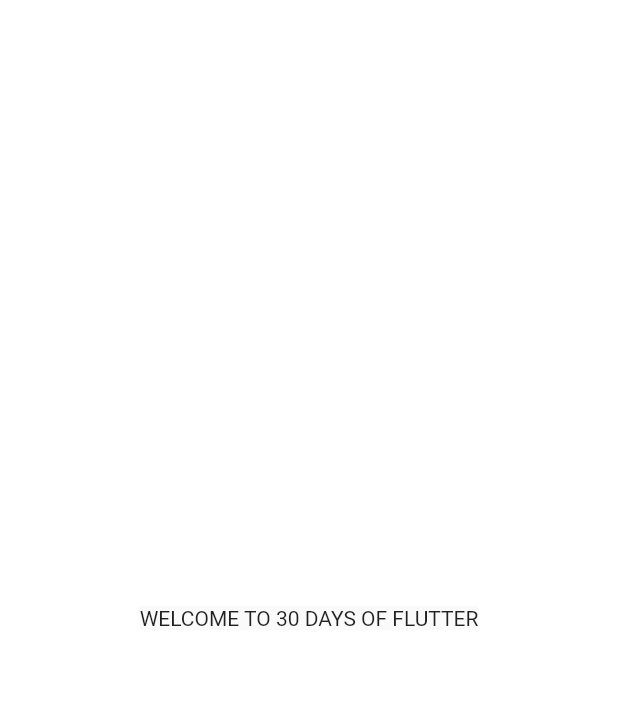
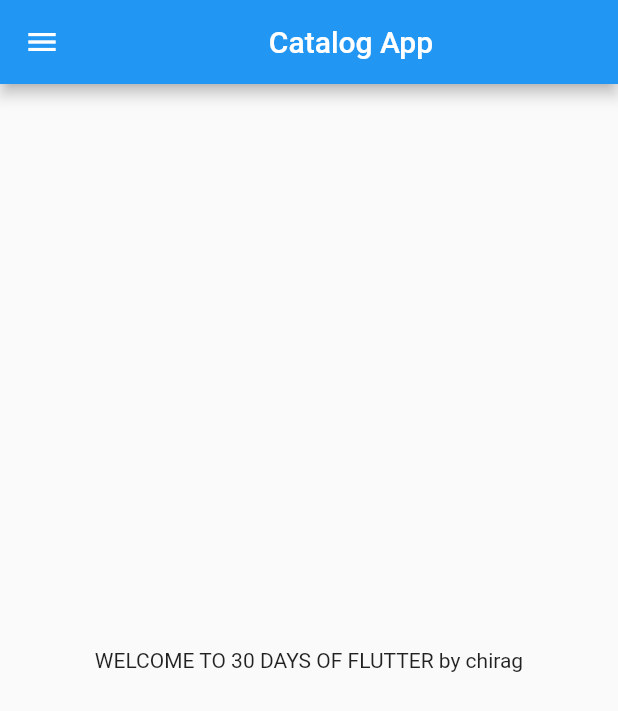
Before and after one commit to Chirag-bachwani/Flutterlearning, a Flutter app: the screen it shows after launch, on a phone screen of 412 x 824 dp. Shown: the top 711 px of the screen. Run offline on Flutter 3.47's test engine with Material 2 defaults, Android fonts, the phone set to English and light mode, and no system bars.

Commit message:
day 2 completed

```diff
--- /dev/null
+++ b/lib/home_page.dart
@@ -0,0 +1,21 @@
+import 'package:flutter/material.dart';
+
+class HomePage extends StatelessWidget {
+  const HomePage({super.key});
+
+  @override
+  Widget build(BuildContext context) {
+    final int days = 30;
+    final String name = "chirag";
+    return Center(
+        child: Scaffold(
+          appBar: AppBar(
+            title: Center(child: Text("Catalog App")),),
+            body: Container(
+                child: Center(child: Text("WELCOME TO $days DAYS OF FLUTTER by $name"))
+                ),
+                drawer: Drawer(),
+              )
+            );
+  }
+}
--- a/lib/main.dart
+++ b/lib/main.dart
@@ -1,13 +1,15 @@
 import 'package:flutter/material.dart';
+import 'home_page.dart';
 
 void main() {
   runApp(MyApp());
 }
+
 class MyApp extends StatelessWidget {
   const MyApp({super.key});
 
   @override
   Widget build(BuildContext context) {
-    return MaterialApp(home:Center(child: Material(child: Container(child: Text("WELCOME TO 30 DAYS OF FLUTTER")))) ,);
+    return MaterialApp(home: HomePage());
   }
 }
```
